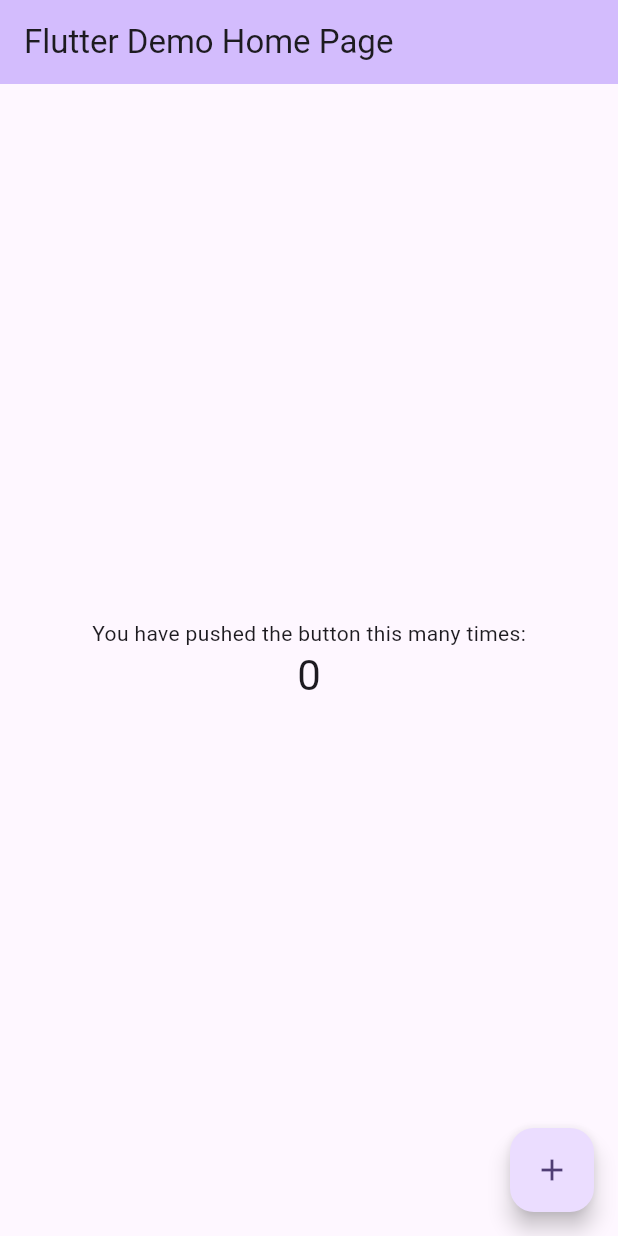
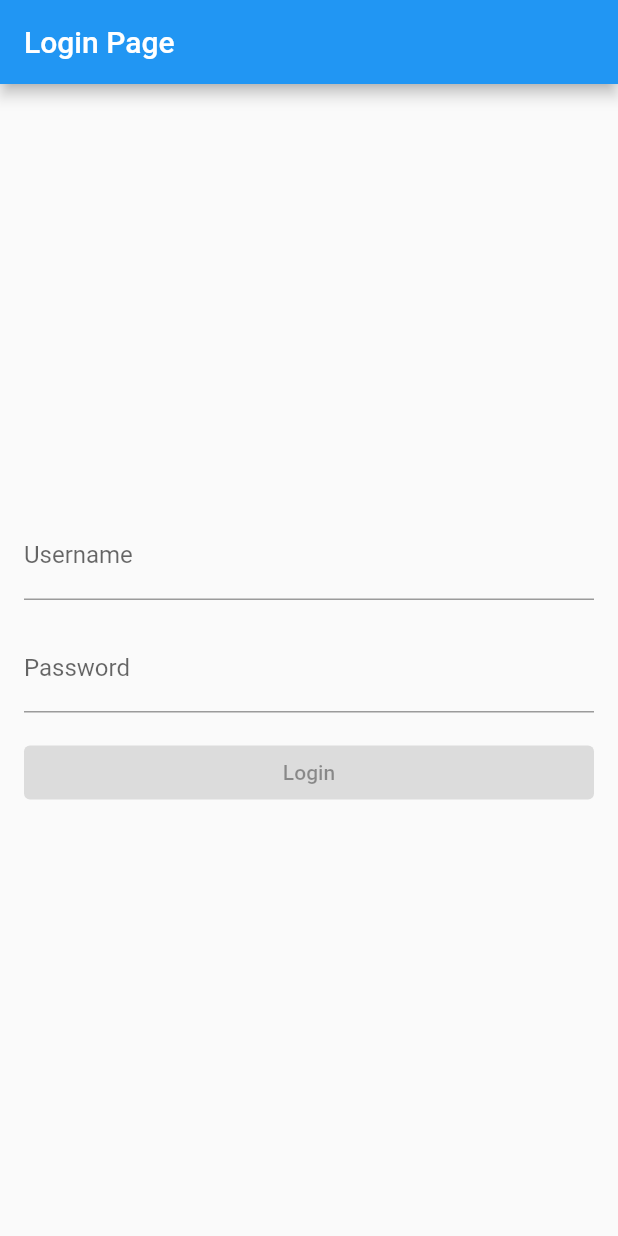
Before and after one commit to Masaya1582/Flutter_Playground, a Flutter app: the screen it shows after launch, on a phone screen of 412 x 824 dp. Run offline on Flutter 3.47's test engine with Material 2 defaults, Android fonts, the phone set to English and light mode, and no system bars.

Commit message:
Loginのロジック(Simple Login Logic)

```diff
--- a/lib/main.dart
+++ b/lib/main.dart
@@ -1,127 +1,119 @@
 import 'package:flutter/material.dart';
-import 'package:flutter/rendering.dart';
 
 void main() {
-  debugPaintSizeEnabled = true; // Add
   runApp(MyApp());
 }
 
 class MyApp extends StatelessWidget {
-  const MyApp({super.key});
-
-  // This widget is the root of your application.
   @override
   Widget build(BuildContext context) {
     return MaterialApp(
-      title: 'Flutter Demo',
-      theme: ThemeData(
-        // This is the theme of your application.
-        //
-        // TRY THIS: Try running your application with "flutter run". You'll see
-        // the application has a blue toolbar. Then, without quitting the app,
-        // try changing the seedColor in the colorScheme below to Colors.green
-        // and then invoke "hot reload" (save your changes or press the "hot
-        // reload" button in a Flutter-supported IDE, or press "r" if you used
-        // the command line to start the app).
-        //
-        // Notice that the counter didn't reset back to zero; the application
-        // state is not lost during the reload. To reset the state, use hot
-        // restart instead.
-        //
-        // This works for code too, not just values: Most code changes can be
-        // tested with just a hot reload.
-        colorScheme: ColorScheme.fromSeed(seedColor: Colors.deepPurple),
-        useMaterial3: true,
-      ),
-      home: const MyHomePage(title: 'Flutter Demo Home Page'),
+      home: LoginPage(),
     );
   }
 }
 
-class MyHomePage extends StatefulWidget {
-  const MyHomePage({super.key, required this.title});
+class LoginPage extends StatefulWidget {
+  @override
+  _LoginPageState createState() => _LoginPageState();
+}
 
-  // This widget is the home page of your application. It is stateful, meaning
-  // that it has a State object (defined below) that contains fields that affect
-  // how it looks.
+class _LoginPageState extends State<LoginPage> {
+  TextEditingController _usernameController = TextEditingController();
+  TextEditingController _passwordController = TextEditingController();
 
-  // This class is the configuration for the state. It holds the values (in this
-  // case the title) provided by the parent (in this case the App widget) and
-  // used by the build method of the State. Fields in a Widget subclass are
-  // always marked "final".
-
-  final String title;
+  bool _isLoginButtonEnabled = false;
 
   @override
-  State<MyHomePage> createState() => _MyHomePageState();
-}
+  void initState() {
+    super.initState();
+    _usernameController.addListener(_checkButtonStatus);
+    _passwordController.addListener(_checkButtonStatus);
+  }
 
-class _MyHomePageState extends State<MyHomePage> {
-  int _counter = 0;
+  @override
+  void dispose() {
+    _usernameController.dispose();
+    _passwordController.dispose();
+    super.dispose();
+  }
 
-  void _incrementCounter() {
+  void _checkButtonStatus() {
     setState(() {
-      // This call to setState tells the Flutter framework that something has
-      // changed in this State, which causes it to rerun the build method below
-      // so that the display can reflect the updated values. If we changed
-      // _counter without calling setState(), then the build method would not be
-      // called again, and so nothing would appear to happen.
-      _counter++;
+      _isLoginButtonEnabled = _usernameController.text.isNotEmpty &&
+          _passwordController.text.isNotEmpty;
     });
+  }
+
+  void _login() {
+    // Add your login logic here
+    String username = _usernameController.text;
+    String password = _passwordController.text;
+
+    // Perform login validation or API calls here
+    // print('Username: $username, Password: $password');
+
+    // Show an alert dialog with the entered username and password
+    showDialog(
+      context: context,
+      builder: (context) {
+        return AlertDialog(
+          title: Text('Login Information'),
+          content: Column(
+            mainAxisSize: MainAxisSize.min,
+            crossAxisAlignment: CrossAxisAlignment.start,
+            children: [
+              Text('Username: $username'),
+              Text('Password: $password'),
+            ],
+          ),
+          actions: [
+            ElevatedButton(
+              onPressed: () {
+                Navigator.of(context).pop();
+              },
+              child: Text('OK'),
+            ),
+          ],
+        );
+      },
+    );
   }
 
   @override
   Widget build(BuildContext context) {
-    // This method is rerun every time setState is called, for instance as done
-    // by the _incrementCounter method above.
-    //
-    // The Flutter framework has been optimized to make rerunning build methods
-    // fast, so that you can just rebuild anything that needs updating rather
-    // than having to individually change instances of widgets.
     return Scaffold(
       appBar: AppBar(
-        // TRY THIS: Try changing the color here to a specific color (to
-        // Colors.amber, perhaps?) and trigger a hot reload to see the AppBar
-        // change color while the other colors stay the same.
-        backgroundColor: Theme.of(context).colorScheme.inversePrimary,
-        // Here we take the value from the MyHomePage object that was created by
-        // the App.build method, and use it to set our appbar title.
-        title: Text(widget.title),
+        title: Text('Login Page'),
       ),
-      body: Center(
-        // Center is a layout widget. It takes a single child and positions it
-        // in the middle of the parent.
+      body: Padding(
+        padding: EdgeInsets.all(16.0),
         child: Column(
-          // Column is also a layout widget. It takes a list of children and
-          // arranges them vertically. By default, it sizes itself to fit its
-          // children horizontally, and tries to be as tall as its parent.
-          //
-          // Column has various properties to control how it sizes itself and
-          // how it positions its children. Here we use mainAxisAlignment to
-          // center the children vertically; the main axis here is the vertical
-          // axis because Columns are vertical (the cross axis would be
-          // horizontal).
-          //
-          // TRY THIS: Invoke "debug painting" (choose the "Toggle Debug Paint"
-          // action in the IDE, or press "p" in the console), to see the
-          // wireframe for each widget.
           mainAxisAlignment: MainAxisAlignment.center,
+          crossAxisAlignment: CrossAxisAlignment.stretch,
           children: <Widget>[
-            const Text(
-              'You have pushed the button this many times:',
+            TextField(
+              controller: _usernameController,
+              decoration: InputDecoration(
+                labelText: 'Username',
+              ),
             ),
-            Text(
-              '$_counter',
-              style: Theme.of(context).textTheme.headlineMedium,
+            SizedBox(height: 16.0),
+            TextField(
+              controller: _passwordController,
+              obscureText: true,
+              decoration: InputDecoration(
+                labelText: 'Password',
+              ),
+            ),
+            SizedBox(height: 16.0),
+            ElevatedButton(
+              onPressed: _isLoginButtonEnabled ? _login : null,
+              child: Text('Login'),
             ),
           ],
         ),
       ),
-      floatingActionButton: FloatingActionButton(
-        onPressed: _incrementCounter,
-        tooltip: 'Increment',
-        child: const Icon(Icons.add),
-      ), // This trailing comma makes auto-formatting nicer for build methods.
     );
   }
 }
```
